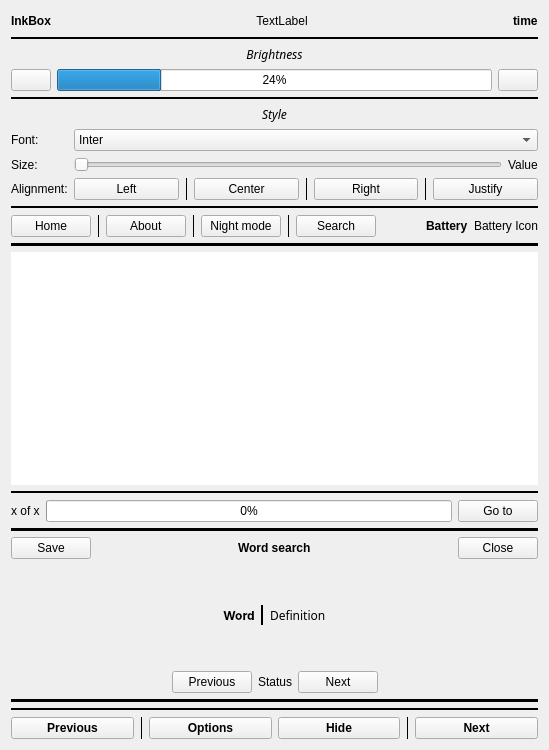
The window that reader.ui (Quill-OS/quill) describes before a commit, drawn with Qt 5.
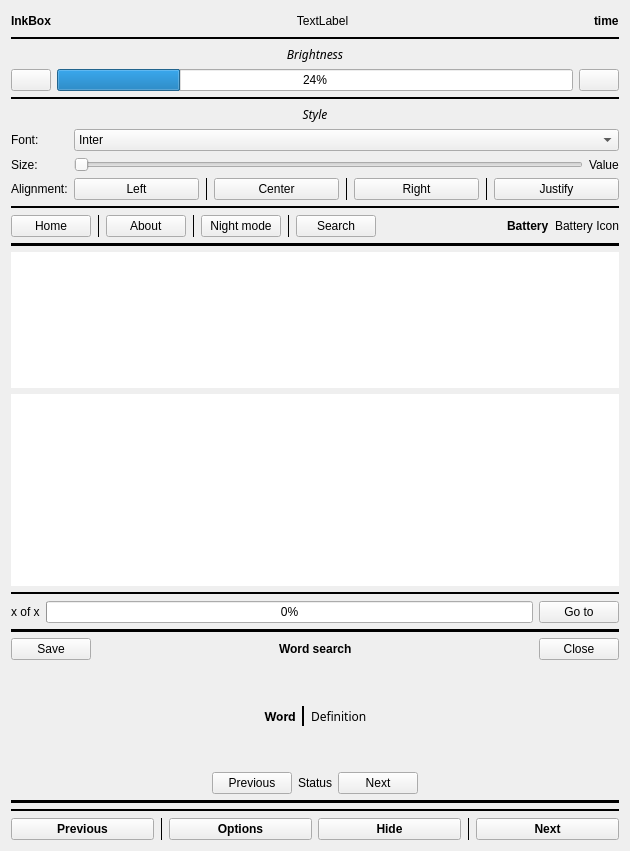
The same window after the commit.

```diff
--- a/reader.ui
+++ b/reader.ui
@@ -6,8 +6,8 @@
    <rect>
     <x>0</x>
     <y>0</y>
-    <width>549</width>
-    <height>750</height>
+    <width>630</width>
+    <height>851</height>
    </rect>
   </property>
   <property name="windowTitle">
@@ -16,7 +16,396 @@
   <layout class="QVBoxLayout" name="verticalLayout">
    <item>
     <layout class="QGridLayout" name="gridLayout">
-     <item row="9" column="0">
+     <item row="15" column="0">
+      <widget class="QStackedWidget" name="wordWidget">
+       <widget class="QWidget" name="page_8">
+        <layout class="QVBoxLayout" name="verticalLayout_4">
+         <property name="leftMargin">
+          <number>0</number>
+         </property>
+         <property name="topMargin">
+          <number>0</number>
+         </property>
+         <property name="rightMargin">
+          <number>0</number>
+         </property>
+         <property name="bottomMargin">
+          <number>0</number>
+         </property>
+         <item>
+          <widget class="Line" name="line_12">
+           <property name="frameShadow">
+            <enum>QFrame::Plain</enum>
+           </property>
+           <property name="lineWidth">
+            <number>8</number>
+           </property>
+           <property name="orientation">
+            <enum>Qt::Horizontal</enum>
+           </property>
+          </widget>
+         </item>
+         <item>
+          <layout class="QGridLayout" name="gridLayout_5">
+           <property name="bottomMargin">
+            <number>0</number>
+           </property>
+           <property name="spacing">
+            <number>6</number>
+           </property>
+           <item row="1" column="3">
+            <spacer name="horizontalSpacer_4">
+             <property name="orientation">
+              <enum>Qt::Horizontal</enum>
+             </property>
+             <property name="sizeHint" stdset="0">
+              <size>
+               <width>40</width>
+               <height>20</height>
+              </size>
+             </property>
+            </spacer>
+           </item>
+           <item row="1" column="0">
+            <widget class="QPushButton" name="saveWordBtn">
+             <property name="text">
+              <string>Save</string>
+             </property>
+            </widget>
+           </item>
+           <item row="1" column="4">
+            <widget class="QPushButton" name="infoCloseBtn">
+             <property name="text">
+              <string>Close</string>
+             </property>
+            </widget>
+           </item>
+           <item row="1" column="2">
+            <widget class="QLabel" name="wordSearchLabel">
+             <property name="font">
+              <font>
+               <weight>75</weight>
+               <bold>true</bold>
+              </font>
+             </property>
+             <property name="text">
+              <string>Word search</string>
+             </property>
+            </widget>
+           </item>
+           <item row="1" column="1">
+            <spacer name="horizontalSpacer_3">
+             <property name="orientation">
+              <enum>Qt::Horizontal</enum>
+             </property>
+             <property name="sizeHint" stdset="0">
+              <size>
+               <width>40</width>
+               <height>20</height>
+              </size>
+             </property>
+            </spacer>
+           </item>
+          </layout>
+         </item>
+         <item>
+          <layout class="QGridLayout" name="gridLayout_12">
+           <property name="bottomMargin">
+            <number>0</number>
+           </property>
+           <item row="1" column="0">
+            <layout class="QGridLayout" name="gridLayout_14">
+             <property name="bottomMargin">
+              <number>0</number>
+             </property>
+             <item row="0" column="2">
+              <widget class="Line" name="line_14">
+               <property name="frameShadow">
+                <enum>QFrame::Plain</enum>
+               </property>
+               <property name="lineWidth">
+                <number>2</number>
+               </property>
+               <property name="orientation">
+                <enum>Qt::Vertical</enum>
+               </property>
+              </widget>
+             </item>
+             <item row="0" column="3">
+              <widget class="QLabel" name="definitionLabel">
+               <property name="font">
+                <font>
+                 <family>Source Serif Pro</family>
+                </font>
+               </property>
+               <property name="text">
+                <string>Definition</string>
+               </property>
+               <property name="alignment">
+                <set>Qt::AlignJustify|Qt::AlignVCenter</set>
+               </property>
+               <property name="wordWrap">
+                <bool>true</bool>
+               </property>
+              </widget>
+             </item>
+             <item row="0" column="1">
+              <widget class="QLabel" name="wordLabel">
+               <property name="font">
+                <font>
+                 <family>Inter</family>
+                 <weight>75</weight>
+                 <bold>true</bold>
+                </font>
+               </property>
+               <property name="text">
+                <string>Word</string>
+               </property>
+               <property name="alignment">
+                <set>Qt::AlignCenter</set>
+               </property>
+               <property name="wordWrap">
+                <bool>true</bool>
+               </property>
+              </widget>
+             </item>
+             <item row="0" column="4">
+              <spacer name="horizontalSpacer_5">
+               <property name="orientation">
+                <enum>Qt::Horizontal</enum>
+               </property>
+               <property name="sizeHint" stdset="0">
+                <size>
+                 <width>40</width>
+                 <height>20</height>
+                </size>
+               </property>
+              </spacer>
+             </item>
+             <item row="0" column="0">
+              <spacer name="horizontalSpacer_6">
+               <property name="orientation">
+                <enum>Qt::Horizontal</enum>
+               </property>
+               <property name="sizeHint" stdset="0">
+                <size>
+                 <width>40</width>
+                 <height>20</height>
+                </size>
+               </property>
+              </spacer>
+             </item>
+            </layout>
+           </item>
+           <item row="3" column="0">
+            <spacer name="verticalSpacer_4">
+             <property name="orientation">
+              <enum>Qt::Vertical</enum>
+             </property>
+             <property name="sizeHint" stdset="0">
+              <size>
+               <width>20</width>
+               <height>40</height>
+              </size>
+             </property>
+            </spacer>
+           </item>
+           <item row="4" column="0">
+            <layout class="QGridLayout" name="gridLayout_9">
+             <property name="bottomMargin">
+              <number>0</number>
+             </property>
+             <item row="0" column="0">
+              <spacer name="horizontalSpacer_7">
+               <property name="orientation">
+                <enum>Qt::Horizontal</enum>
+               </property>
+               <property name="sizeHint" stdset="0">
+                <size>
+                 <width>40</width>
+                 <height>20</height>
+                </size>
+               </property>
+              </spacer>
+             </item>
+             <item row="0" column="1">
+              <widget class="QPushButton" name="previousDefinitionBtn">
+               <property name="text">
+                <string>Previous</string>
+               </property>
+              </widget>
+             </item>
+             <item row="0" column="4">
+              <spacer name="horizontalSpacer_8">
+               <property name="orientation">
+                <enum>Qt::Horizontal</enum>
+               </property>
+               <property name="sizeHint" stdset="0">
+                <size>
+                 <width>40</width>
+                 <height>20</height>
+                </size>
+               </property>
+              </spacer>
+             </item>
+             <item row="0" column="2">
+              <widget class="QLabel" name="definitionStatusLabel">
+               <property name="text">
+                <string>Status</string>
+               </property>
+              </widget>
+             </item>
+             <item row="0" column="3">
+              <widget class="QPushButton" name="nextDefinitionBtn">
+               <property name="text">
+                <string>Next</string>
+               </property>
+              </widget>
+             </item>
+            </layout>
+           </item>
+           <item row="0" column="0">
+            <spacer name="verticalSpacer_3">
+             <property name="orientation">
+              <enum>Qt::Vertical</enum>
+             </property>
+             <property name="sizeHint" stdset="0">
+              <size>
+               <width>20</width>
+               <height>40</height>
+              </size>
+             </property>
+            </spacer>
+           </item>
+          </layout>
+         </item>
+         <item>
+          <widget class="Line" name="line_13">
+           <property name="frameShadow">
+            <enum>QFrame::Plain</enum>
+           </property>
+           <property name="lineWidth">
+            <number>8</number>
+           </property>
+           <property name="orientation">
+            <enum>Qt::Horizontal</enum>
+           </property>
+          </widget>
+         </item>
+        </layout>
+       </widget>
+       <widget class="QWidget" name="page_9"/>
+      </widget>
+     </item>
+     <item row="19" column="0">
+      <widget class="Line" name="line_2">
+       <property name="frameShadow">
+        <enum>QFrame::Plain</enum>
+       </property>
+       <property name="lineWidth">
+        <number>2</number>
+       </property>
+       <property name="orientation">
+        <enum>Qt::Horizontal</enum>
+       </property>
+      </widget>
+     </item>
+     <item row="13" column="0">
+      <widget class="QGraphicsView" name="graphicsView">
+       <property name="frameShape">
+        <enum>QFrame::NoFrame</enum>
+       </property>
+       <property name="frameShadow">
+        <enum>QFrame::Plain</enum>
+       </property>
+       <property name="lineWidth">
+        <number>0</number>
+       </property>
+       <property name="verticalScrollBarPolicy">
+        <enum>Qt::ScrollBarAlwaysOff</enum>
+       </property>
+       <property name="horizontalScrollBarPolicy">
+        <enum>Qt::ScrollBarAlwaysOff</enum>
+       </property>
+      </widget>
+     </item>
+     <item row="20" column="0">
+      <layout class="QGridLayout" name="gridLayout_2">
+       <item row="0" column="4">
+        <widget class="Line" name="line_3">
+         <property name="frameShadow">
+          <enum>QFrame::Plain</enum>
+         </property>
+         <property name="orientation">
+          <enum>Qt::Vertical</enum>
+         </property>
+        </widget>
+       </item>
+       <item row="0" column="0">
+        <widget class="QPushButton" name="previousBtn">
+         <property name="font">
+          <font>
+           <weight>75</weight>
+           <bold>true</bold>
+          </font>
+         </property>
+         <property name="text">
+          <string>Previous</string>
+         </property>
+        </widget>
+       </item>
+       <item row="0" column="1">
+        <widget class="Line" name="line">
+         <property name="frameShadow">
+          <enum>QFrame::Plain</enum>
+         </property>
+         <property name="orientation">
+          <enum>Qt::Vertical</enum>
+         </property>
+        </widget>
+       </item>
+       <item row="0" column="2">
+        <widget class="QPushButton" name="optionsBtn">
+         <property name="font">
+          <font>
+           <weight>75</weight>
+           <bold>true</bold>
+          </font>
+         </property>
+         <property name="text">
+          <string>Options</string>
+         </property>
+        </widget>
+       </item>
+       <item row="0" column="5">
+        <widget class="QPushButton" name="nextBtn">
+         <property name="font">
+          <font>
+           <weight>75</weight>
+           <bold>true</bold>
+          </font>
+         </property>
+         <property name="text">
+          <string>Next</string>
+         </property>
+        </widget>
+       </item>
+       <item row="0" column="3">
+        <widget class="QPushButton" name="hideOptionsBtn">
+         <property name="font">
+          <font>
+           <weight>75</weight>
+           <bold>true</bold>
+          </font>
+         </property>
+         <property name="text">
+          <string>Hide</string>
+         </property>
+        </widget>
+       </item>
+      </layout>
+     </item>
+     <item row="12" column="0">
       <widget class="QTextEdit" name="text">
        <property name="sizePolicy">
         <sizepolicy hsizetype="Expanding" vsizetype="Expanding">
@@ -320,19 +709,6 @@
                  <property name="bottomMargin">
                   <number>0</number>
                  </property>
-                 <item row="5" column="0">
-                  <widget class="Line" name="line_4">
-                   <property name="frameShadow">
-                    <enum>QFrame::Plain</enum>
-                   </property>
-                   <property name="lineWidth">
-                    <number>4</number>
-                   </property>
-                   <property name="orientation">
-                    <enum>Qt::Horizontal</enum>
-                   </property>
-                  </widget>
-                 </item>
                  <item row="0" column="0">
                   <layout class="QGridLayout" name="gridLayout_8">
                    <property name="bottomMargin">
@@ -361,69 +737,6 @@
                    <property name="bottomMargin">
                     <number>0</number>
                    </property>
-                   <item row="0" column="1">
-                    <widget class="QComboBox" name="fontChooser">
-                     <item>
-                      <property name="text">
-                       <string>Inter</string>
-                      </property>
-                     </item>
-                     <item>
-                      <property name="text">
-                       <string>Source Serif Pro</string>
-                      </property>
-                     </item>
-                     <item>
-                      <property name="text">
-                       <string>Bitter</string>
-                      </property>
-                     </item>
-                     <item>
-                      <property name="text">
-                       <string>Crimson Pro</string>
-                      </property>
-                     </item>
-                     <item>
-                      <property name="text">
-                       <string>Libre Baskerville</string>
-                      </property>
-                     </item>
-                     <item>
-                      <property name="text">
-                       <string>Libertinus Serif</string>
-                      </property>
-                     </item>
-                     <item>
-                      <property name="text">
-                       <string>Ibarra Real Nova</string>
-                      </property>
-                     </item>
-                     <item>
-                      <property name="text">
-                       <string>Noto Mono</string>
-                      </property>
-                     </item>
-                     <item>
-                      <property name="text">
-                       <string>Roboto</string>
-                      </property>
-                     </item>
-                    </widget>
-                   </item>
-                   <item row="0" column="0">
-                    <widget class="QLabel" name="fontLabel">
-                     <property name="text">
-                      <string>Font:</string>
-                     </property>
-                    </widget>
-                   </item>
-                   <item row="1" column="0">
-                    <widget class="QLabel" name="sizeLabel">
-                     <property name="text">
-                      <string>Size:</string>
-                     </property>
-                    </widget>
-                   </item>
                    <item row="1" column="1">
                     <layout class="QGridLayout" name="gridLayout_11">
                      <item row="0" column="0">
@@ -451,6 +764,76 @@
                      </item>
                     </layout>
                    </item>
+                   <item row="0" column="0">
+                    <widget class="QLabel" name="fontLabel">
+                     <property name="text">
+                      <string>Font:</string>
+                     </property>
+                    </widget>
+                   </item>
+                   <item row="0" column="1">
+                    <widget class="QComboBox" name="fontChooser">
+                     <item>
+                      <property name="text">
+                       <string>Inter</string>
+                      </property>
+                     </item>
+                     <item>
+                      <property name="text">
+                       <string>Source Serif Pro</string>
+                      </property>
+                     </item>
+                     <item>
+                      <property name="text">
+                       <string>Bitter</string>
+                      </property>
+                     </item>
+                     <item>
+                      <property name="text">
+                       <string>Crimson Pro</string>
+                      </property>
+                     </item>
+                     <item>
+                      <property name="text">
+                       <string>Libre Baskerville</string>
+                      </property>
+                     </item>
+                     <item>
+                      <property name="text">
+                       <string>Libertinus Serif</string>
+                      </property>
+                     </item>
+                     <item>
+                      <property name="text">
+                       <string>Ibarra Real Nova</string>
+                      </property>
+                     </item>
+                     <item>
+                      <property name="text">
+                       <string>Noto Mono</string>
+                      </property>
+                     </item>
+                     <item>
+                      <property name="text">
+                       <string>Roboto</string>
+                      </property>
+                     </item>
+                    </widget>
+                   </item>
+                   <item row="1" column="0">
+                    <widget class="QLabel" name="sizeLabel">
+                     <property name="text">
+                      <string>Size:</string>
+                     </property>
+                    </widget>
+                   </item>
+                   <item row="2" column="0">
+                    <widget class="QLabel" name="alignmentLabel">
+                     <property name="text">
+                      <string>Alignment:</string>
+                     </property>
+                    </widget>
+                   </item>
                    <item row="2" column="1">
                     <layout class="QGridLayout" name="gridLayout_4">
                      <item row="0" column="4">
@@ -531,131 +914,23 @@
                      </item>
                     </layout>
                    </item>
-                   <item row="2" column="0">
-                    <widget class="QLabel" name="alignmentLabel">
-                     <property name="text">
-                      <string>Alignment:</string>
-                     </property>
-                    </widget>
-                   </item>
-                  </layout>
-                 </item>
-                 <item row="2" column="0">
-                  <widget class="Line" name="line_6">
-                   <property name="frameShadow">
-                    <enum>QFrame::Plain</enum>
-                   </property>
-                   <property name="lineWidth">
-                    <number>2</number>
-                   </property>
-                   <property name="orientation">
-                    <enum>Qt::Horizontal</enum>
-                   </property>
-                  </widget>
-                 </item>
-                 <item row="3" column="0">
-                  <layout class="QGridLayout" name="gridLayout_7">
-                   <property name="bottomMargin">
-                    <number>0</number>
-                   </property>
-                   <item row="0" column="1">
-                    <widget class="Line" name="line_15">
-                     <property name="frameShadow">
-                      <enum>QFrame::Plain</enum>
-                     </property>
-                     <property name="orientation">
-                      <enum>Qt::Vertical</enum>
-                     </property>
-                    </widget>
-                   </item>
-                   <item row="0" column="11">
-                    <widget class="QLabel" name="batteryIconLabel">
-                     <property name="text">
-                      <string>Battery Icon</string>
-                     </property>
-                    </widget>
-                   </item>
-                   <item row="0" column="4">
-                    <widget class="QPushButton" name="nightModeBtn">
-                     <property name="text">
-                      <string>Night mode</string>
-                     </property>
-                    </widget>
-                   </item>
-                   <item row="0" column="8">
-                    <spacer name="horizontalSpacer_2">
-                     <property name="orientation">
-                      <enum>Qt::Horizontal</enum>
-                     </property>
-                     <property name="sizeHint" stdset="0">
-                      <size>
-                       <width>40</width>
-                       <height>20</height>
-                      </size>
-                     </property>
-                    </spacer>
-                   </item>
-                   <item row="0" column="3">
-                    <widget class="Line" name="line_7">
-                     <property name="frameShadow">
-                      <enum>QFrame::Plain</enum>
-                     </property>
-                     <property name="lineWidth">
-                      <number>1</number>
-                     </property>
-                     <property name="orientation">
-                      <enum>Qt::Vertical</enum>
-                     </property>
-                    </widget>
-                   </item>
-                   <item row="0" column="2">
-                    <widget class="QPushButton" name="aboutBtn">
-                     <property name="text">
-                      <string>  About  </string>
-                     </property>
-                    </widget>
-                   </item>
-                   <item row="0" column="0">
-                    <widget class="QPushButton" name="homeBtn">
-                     <property name="text">
-                      <string>  Home  </string>
-                     </property>
-                    </widget>
-                   </item>
-                   <item row="0" column="6">
-                    <widget class="QPushButton" name="searchBtn">
-                     <property name="text">
-                      <string>Search</string>
-                     </property>
-                    </widget>
-                   </item>
-                   <item row="0" column="10">
-                    <widget class="QLabel" name="batteryLabel">
-                     <property name="font">
-                      <font>
-                       <weight>75</weight>
-                       <bold>true</bold>
-                      </font>
-                     </property>
-                     <property name="text">
-                      <string>Battery</string>
-                     </property>
-                    </widget>
-                   </item>
-                   <item row="0" column="5">
-                    <widget class="Line" name="line_17">
-                     <property name="frameShadow">
-                      <enum>QFrame::Plain</enum>
-                     </property>
-                     <property name="orientation">
-                      <enum>Qt::Vertical</enum>
-                     </property>
-                    </widget>
-                   </item>
                   </layout>
                  </item>
                 </layout>
                </item>
+               <item>
+                <widget class="Line" name="line_6">
+                 <property name="frameShadow">
+                  <enum>QFrame::Plain</enum>
+                 </property>
+                 <property name="lineWidth">
+                  <number>2</number>
+                 </property>
+                 <property name="orientation">
+                  <enum>Qt::Horizontal</enum>
+                 </property>
+                </widget>
+               </item>
               </layout>
              </widget>
              <widget class="QWidget" name="page_4"/>
@@ -668,377 +943,7 @@
        <widget class="QWidget" name="page_21"/>
       </widget>
      </item>
-     <item row="15" column="0">
-      <widget class="Line" name="line_2">
-       <property name="frameShadow">
-        <enum>QFrame::Plain</enum>
-       </property>
-       <property name="lineWidth">
-        <number>2</number>
-       </property>
-       <property name="orientation">
-        <enum>Qt::Horizontal</enum>
-       </property>
-      </widget>
-     </item>
-     <item row="11" column="0">
-      <widget class="QStackedWidget" name="wordWidget">
-       <widget class="QWidget" name="page_8">
-        <layout class="QVBoxLayout" name="verticalLayout_4">
-         <property name="leftMargin">
-          <number>0</number>
-         </property>
-         <property name="topMargin">
-          <number>0</number>
-         </property>
-         <property name="rightMargin">
-          <number>0</number>
-         </property>
-         <property name="bottomMargin">
-          <number>0</number>
-         </property>
-         <item>
-          <widget class="Line" name="line_12">
-           <property name="frameShadow">
-            <enum>QFrame::Plain</enum>
-           </property>
-           <property name="lineWidth">
-            <number>8</number>
-           </property>
-           <property name="orientation">
-            <enum>Qt::Horizontal</enum>
-           </property>
-          </widget>
-         </item>
-         <item>
-          <layout class="QGridLayout" name="gridLayout_5">
-           <property name="bottomMargin">
-            <number>0</number>
-           </property>
-           <property name="spacing">
-            <number>6</number>
-           </property>
-           <item row="1" column="3">
-            <spacer name="horizontalSpacer_4">
-             <property name="orientation">
-              <enum>Qt::Horizontal</enum>
-             </property>
-             <property name="sizeHint" stdset="0">
-              <size>
-               <width>40</width>
-               <height>20</height>
-              </size>
-             </property>
-            </spacer>
-           </item>
-           <item row="1" column="0">
-            <widget class="QPushButton" name="saveWordBtn">
-             <property name="text">
-              <string>Save</string>
-             </property>
-            </widget>
-           </item>
-           <item row="1" column="4">
-            <widget class="QPushButton" name="infoCloseBtn">
-             <property name="text">
-              <string>Close</string>
-             </property>
-            </widget>
-           </item>
-           <item row="1" column="2">
-            <widget class="QLabel" name="wordSearchLabel">
-             <property name="font">
-              <font>
-               <weight>75</weight>
-               <bold>true</bold>
-              </font>
-             </property>
-             <property name="text">
-              <string>Word search</string>
-             </property>
-            </widget>
-           </item>
-           <item row="1" column="1">
-            <spacer name="horizontalSpacer_3">
-             <property name="orientation">
-              <enum>Qt::Horizontal</enum>
-             </property>
-             <property name="sizeHint" stdset="0">
-              <size>
-               <width>40</width>
-               <height>20</height>
-              </size>
-             </property>
-            </spacer>
-           </item>
-          </layout>
-         </item>
-         <item>
-          <layout class="QGridLayout" name="gridLayout_12">
-           <property name="bottomMargin">
-            <number>0</number>
-           </property>
-           <item row="1" column="0">
-            <layout class="QGridLayout" name="gridLayout_14">
-             <property name="bottomMargin">
-              <number>0</number>
-             </property>
-             <item row="0" column="2">
-              <widget class="Line" name="line_14">
-               <property name="frameShadow">
-                <enum>QFrame::Plain</enum>
-               </property>
-               <property name="lineWidth">
-                <number>2</number>
-               </property>
-               <property name="orientation">
-                <enum>Qt::Vertical</enum>
-               </property>
-              </widget>
-             </item>
-             <item row="0" column="3">
-              <widget class="QLabel" name="definitionLabel">
-               <property name="font">
-                <font>
-                 <family>Source Serif Pro</family>
-                </font>
-               </property>
-               <property name="text">
-                <string>Definition</string>
-               </property>
-               <property name="alignment">
-                <set>Qt::AlignJustify|Qt::AlignVCenter</set>
-               </property>
-               <property name="wordWrap">
-                <bool>true</bool>
-               </property>
-              </widget>
-             </item>
-             <item row="0" column="1">
-              <widget class="QLabel" name="wordLabel">
-               <property name="font">
-                <font>
-                 <family>Inter</family>
-                 <weight>75</weight>
-                 <bold>true</bold>
-                </font>
-               </property>
-               <property name="text">
-                <string>Word</string>
-               </property>
-               <property name="alignment">
-                <set>Qt::AlignCenter</set>
-               </property>
-               <property name="wordWrap">
-                <bool>true</bool>
-               </property>
-              </widget>
-             </item>
-             <item row="0" column="4">
-              <spacer name="horizontalSpacer_5">
-               <property name="orientation">
-                <enum>Qt::Horizontal</enum>
-               </property>
-               <property name="sizeHint" stdset="0">
-                <size>
-                 <width>40</width>
-                 <height>20</height>
-                </size>
-               </property>
-              </spacer>
-             </item>
-             <item row="0" column="0">
-              <spacer name="horizontalSpacer_6">
-               <property name="orientation">
-                <enum>Qt::Horizontal</enum>
-               </property>
-               <property name="sizeHint" stdset="0">
-                <size>
-                 <width>40</width>
-                 <height>20</height>
-                </size>
-               </property>
-              </spacer>
-             </item>
-            </layout>
-           </item>
-           <item row="3" column="0">
-            <spacer name="verticalSpacer_4">
-             <property name="orientation">
-              <enum>Qt::Vertical</enum>
-             </property>
-             <property name="sizeHint" stdset="0">
-              <size>
-               <width>20</width>
-               <height>40</height>
-              </size>
-             </property>
-            </spacer>
-           </item>
-           <item row="4" column="0">
-            <layout class="QGridLayout" name="gridLayout_9">
-             <property name="bottomMargin">
-              <number>0</number>
-             </property>
-             <item row="0" column="0">
-              <spacer name="horizontalSpacer_7">
-               <property name="orientation">
-                <enum>Qt::Horizontal</enum>
-               </property>
-               <property name="sizeHint" stdset="0">
-                <size>
-                 <width>40</width>
-                 <height>20</height>
-                </size>
-               </property>
-              </spacer>
-             </item>
-             <item row="0" column="1">
-              <widget class="QPushButton" name="previousDefinitionBtn">
-               <property name="text">
-                <string>Previous</string>
-               </property>
-              </widget>
-             </item>
-             <item row="0" column="4">
-              <spacer name="horizontalSpacer_8">
-               <property name="orientation">
-                <enum>Qt::Horizontal</enum>
-               </property>
-               <property name="sizeHint" stdset="0">
-                <size>
-                 <width>40</width>
-                 <height>20</height>
-                </size>
-               </property>
-              </spacer>
-             </item>
-             <item row="0" column="2">
-              <widget class="QLabel" name="definitionStatusLabel">
-               <property name="text">
-                <string>Status</string>
-               </property>
-              </widget>
-             </item>
-             <item row="0" column="3">
-              <widget class="QPushButton" name="nextDefinitionBtn">
-               <property name="text">
-                <string>Next</string>
-               </property>
-              </widget>
-             </item>
-            </layout>
-           </item>
-           <item row="0" column="0">
-            <spacer name="verticalSpacer_3">
-             <property name="orientation">
-              <enum>Qt::Vertical</enum>
-             </property>
-             <property name="sizeHint" stdset="0">
-              <size>
-               <width>20</width>
-               <height>40</height>
-              </size>
-             </property>
-            </spacer>
-           </item>
-          </layout>
-         </item>
-         <item>
-          <widget class="Line" name="line_13">
-           <property name="frameShadow">
-            <enum>QFrame::Plain</enum>
-           </property>
-           <property name="lineWidth">
-            <number>8</number>
-           </property>
-           <property name="orientation">
-            <enum>Qt::Horizontal</enum>
-           </property>
-          </widget>
-         </item>
-        </layout>
-       </widget>
-       <widget class="QWidget" name="page_9"/>
-      </widget>
-     </item>
-     <item row="16" column="0">
-      <layout class="QGridLayout" name="gridLayout_2">
-       <item row="0" column="4">
-        <widget class="Line" name="line_3">
-         <property name="frameShadow">
-          <enum>QFrame::Plain</enum>
-         </property>
-         <property name="orientation">
-          <enum>Qt::Vertical</enum>
-         </property>
-        </widget>
-       </item>
-       <item row="0" column="0">
-        <widget class="QPushButton" name="previousBtn">
-         <property name="font">
-          <font>
-           <weight>75</weight>
-           <bold>true</bold>
-          </font>
-         </property>
-         <property name="text">
-          <string>Previous</string>
-         </property>
-        </widget>
-       </item>
-       <item row="0" column="1">
-        <widget class="Line" name="line">
-         <property name="frameShadow">
-          <enum>QFrame::Plain</enum>
-         </property>
-         <property name="orientation">
-          <enum>Qt::Vertical</enum>
-         </property>
-        </widget>
-       </item>
-       <item row="0" column="2">
-        <widget class="QPushButton" name="optionsBtn">
-         <property name="font">
-          <font>
-           <weight>75</weight>
-           <bold>true</bold>
-          </font>
-         </property>
-         <property name="text">
-          <string>Options</string>
-         </property>
-        </widget>
-       </item>
-       <item row="0" column="5">
-        <widget class="QPushButton" name="nextBtn">
-         <property name="font">
-          <font>
-           <weight>75</weight>
-           <bold>true</bold>
-          </font>
-         </property>
-         <property name="text">
-          <string>Next</string>
-         </property>
-        </widget>
-       </item>
-       <item row="0" column="3">
-        <widget class="QPushButton" name="hideOptionsBtn">
-         <property name="font">
-          <font>
-           <weight>75</weight>
-           <bold>true</bold>
-          </font>
-         </property>
-         <property name="text">
-          <string>Hide</string>
-         </property>
-        </widget>
-       </item>
-      </layout>
-     </item>
-     <item row="10" column="0">
+     <item row="14" column="0">
       <widget class="QStackedWidget" name="pageWidget">
        <widget class="QWidget" name="page_10">
         <layout class="QVBoxLayout" name="verticalLayout_5">
@@ -1104,6 +1009,141 @@
        <widget class="QWidget" name="page_11"/>
       </widget>
      </item>
+     <item row="9" column="0">
+      <widget class="QStackedWidget" name="buttonsBarWidget">
+       <widget class="QWidget" name="page_2">
+        <layout class="QVBoxLayout" name="verticalLayout_9">
+         <property name="leftMargin">
+          <number>0</number>
+         </property>
+         <property name="topMargin">
+          <number>0</number>
+         </property>
+         <property name="rightMargin">
+          <number>0</number>
+         </property>
+         <property name="bottomMargin">
+          <number>0</number>
+         </property>
+         <item>
+          <layout class="QGridLayout" name="gridLayout_7">
+           <property name="bottomMargin">
+            <number>0</number>
+           </property>
+           <item row="0" column="1">
+            <widget class="Line" name="line_15">
+             <property name="frameShadow">
+              <enum>QFrame::Plain</enum>
+             </property>
+             <property name="orientation">
+              <enum>Qt::Vertical</enum>
+             </property>
+            </widget>
+           </item>
+           <item row="0" column="4">
+            <widget class="QPushButton" name="nightModeBtn">
+             <property name="text">
+              <string>Night mode</string>
+             </property>
+            </widget>
+           </item>
+           <item row="0" column="5">
+            <widget class="Line" name="line_17">
+             <property name="frameShadow">
+              <enum>QFrame::Plain</enum>
+             </property>
+             <property name="orientation">
+              <enum>Qt::Vertical</enum>
+             </property>
+            </widget>
+           </item>
+           <item row="0" column="3">
+            <widget class="Line" name="line_7">
+             <property name="frameShadow">
+              <enum>QFrame::Plain</enum>
+             </property>
+             <property name="lineWidth">
+              <number>1</number>
+             </property>
+             <property name="orientation">
+              <enum>Qt::Vertical</enum>
+             </property>
+            </widget>
+           </item>
+           <item row="0" column="0">
+            <widget class="QPushButton" name="homeBtn">
+             <property name="text">
+              <string>  Home  </string>
+             </property>
+            </widget>
+           </item>
+           <item row="0" column="10">
+            <widget class="QLabel" name="batteryLabel">
+             <property name="font">
+              <font>
+               <weight>75</weight>
+               <bold>true</bold>
+              </font>
+             </property>
+             <property name="text">
+              <string>Battery</string>
+             </property>
+            </widget>
+           </item>
+           <item row="0" column="8">
+            <spacer name="horizontalSpacer_2">
+             <property name="orientation">
+              <enum>Qt::Horizontal</enum>
+             </property>
+             <property name="sizeHint" stdset="0">
+              <size>
+               <width>40</width>
+               <height>20</height>
+              </size>
+             </property>
+            </spacer>
+           </item>
+           <item row="0" column="6">
+            <widget class="QPushButton" name="searchBtn">
+             <property name="text">
+              <string>Search</string>
+             </property>
+            </widget>
+           </item>
+           <item row="0" column="2">
+            <widget class="QPushButton" name="aboutBtn">
+             <property name="text">
+              <string>  About  </string>
+             </property>
+            </widget>
+           </item>
+           <item row="0" column="11">
+            <widget class="QLabel" name="batteryIconLabel">
+             <property name="text">
+              <string>Battery Icon</string>
+             </property>
+            </widget>
+           </item>
+          </layout>
+         </item>
+         <item>
+          <widget class="Line" name="line_4">
+           <property name="frameShadow">
+            <enum>QFrame::Plain</enum>
+           </property>
+           <property name="lineWidth">
+            <number>4</number>
+           </property>
+           <property name="orientation">
+            <enum>Qt::Horizontal</enum>
+           </property>
+          </widget>
+         </item>
+        </layout>
+       </widget>
+       <widget class="QWidget" name="page_6"/>
+      </widget>
+     </item>
     </layout>
    </item>
   </layout>
```
Left out of the diff: 26 changed lines with no effect on the pictures.
